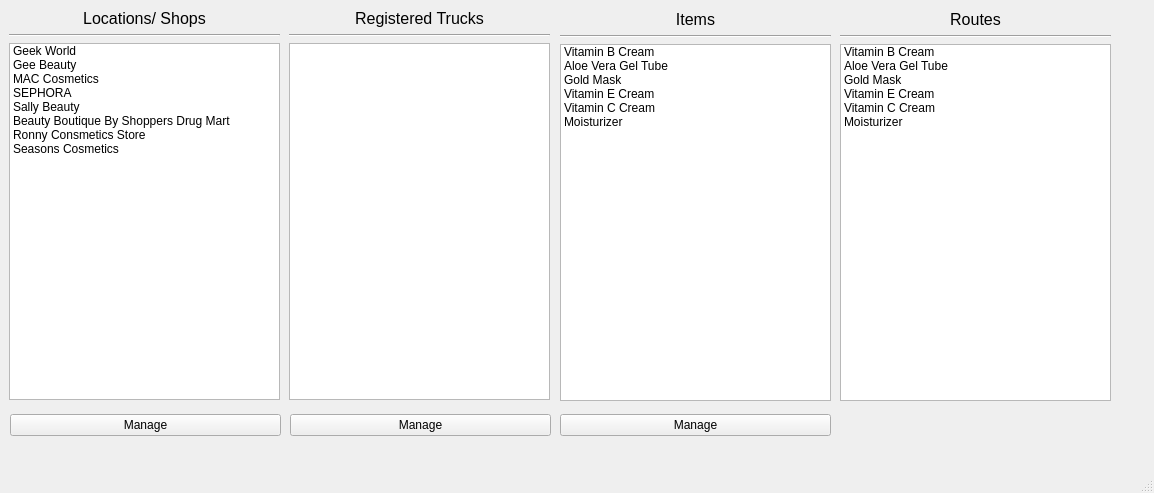
DhirajWishal/DeliveryPlanningTool, file Source/mainwindow.ui: the form before one commit.
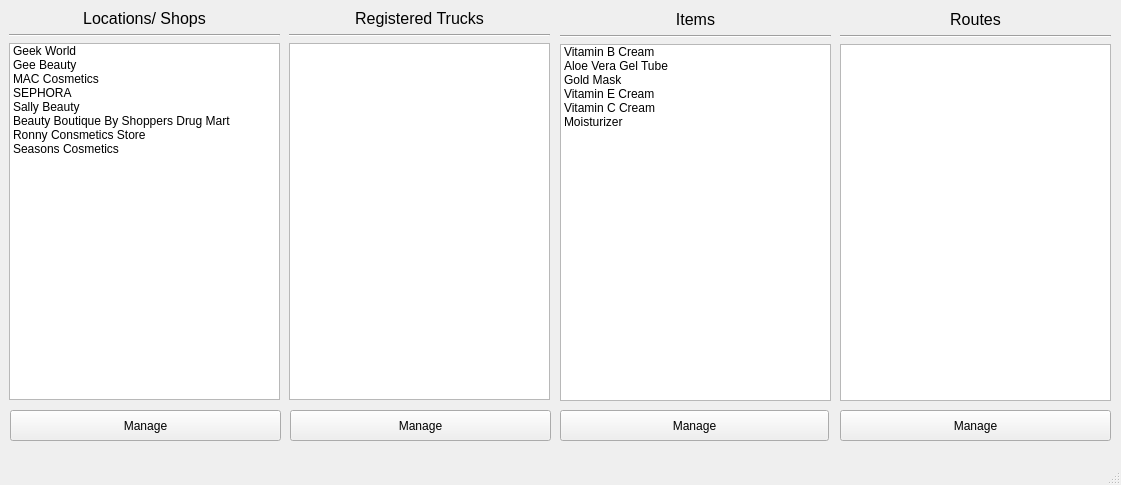
The form after the commit.

Patch:
```diff
--- a/Source/mainwindow.ui
+++ b/Source/mainwindow.ui
@@ -6,33 +6,14 @@
    <rect>
     <x>0</x>
     <y>0</y>
-    <width>1154</width>
-    <height>493</height>
+    <width>1121</width>
+    <height>485</height>
    </rect>
   </property>
   <property name="windowTitle">
    <string>Manager's Panel</string>
   </property>
   <widget class="QWidget" name="centralwidget">
-   <widget class="QWidget" name="horizontalLayoutWidget_2">
-    <property name="geometry">
-     <rect>
-      <x>10</x>
-      <y>410</y>
-      <width>271</width>
-      <height>31</height>
-     </rect>
-    </property>
-    <layout class="QHBoxLayout" name="horizontalLayout_2">
-     <item>
-      <widget class="QPushButton" name="manageLocationsButton">
-       <property name="text">
-        <string>Manage</string>
-       </property>
-      </widget>
-     </item>
-    </layout>
-   </widget>
    <widget class="QWidget" name="verticalLayoutWidget">
     <property name="geometry">
      <rect>
@@ -101,25 +82,6 @@
      </item>
     </layout>
    </widget>
-   <widget class="QWidget" name="horizontalLayoutWidget_3">
-    <property name="geometry">
-     <rect>
-      <x>560</x>
-      <y>410</y>
-      <width>271</width>
-      <height>31</height>
-     </rect>
-    </property>
-    <layout class="QHBoxLayout" name="horizontalLayout_3">
-     <item>
-      <widget class="QPushButton" name="manageItemsButton">
-       <property name="text">
-        <string>Manage</string>
-       </property>
-      </widget>
-     </item>
-    </layout>
-   </widget>
    <widget class="QWidget" name="verticalLayoutWidget_2">
     <property name="geometry">
      <rect>
@@ -235,25 +197,6 @@
      </item>
     </layout>
    </widget>
-   <widget class="QWidget" name="horizontalLayoutWidget_4">
-    <property name="geometry">
-     <rect>
-      <x>290</x>
-      <y>410</y>
-      <width>261</width>
-      <height>31</height>
-     </rect>
-    </property>
-    <layout class="QHBoxLayout" name="horizontalLayout_4">
-     <item>
-      <widget class="QPushButton" name="manageTrucksButton">
-       <property name="text">
-        <string>Manage</string>
-       </property>
-      </widget>
-     </item>
-    </layout>
-   </widget>
    <widget class="QWidget" name="verticalLayoutWidget_4">
     <property name="geometry">
      <rect>
@@ -287,41 +230,62 @@
       </widget>
      </item>
      <item>
-      <widget class="QListWidget" name="routeList">
-       <item>
-        <property name="text">
-         <string>Vitamin B Cream</string>
-        </property>
-       </item>
-       <item>
-        <property name="text">
-         <string>Aloe Vera Gel Tube</string>
-        </property>
-       </item>
-       <item>
-        <property name="text">
-         <string>Gold Mask</string>
-        </property>
-       </item>
-       <item>
-        <property name="text">
-         <string>Vitamin E Cream</string>
-        </property>
-       </item>
-       <item>
-        <property name="text">
-         <string>Vitamin C Cream</string>
-        </property>
-       </item>
-       <item>
-        <property name="text">
-         <string>Moisturizer</string>
-        </property>
-       </item>
-      </widget>
+      <widget class="QListWidget" name="routeList"/>
      </item>
     </layout>
    </widget>
+   <widget class="QPushButton" name="manageRoute">
+    <property name="geometry">
+     <rect>
+      <x>840</x>
+      <y>410</y>
+      <width>271</width>
+      <height>31</height>
+     </rect>
+    </property>
+    <property name="text">
+     <string>Manage</string>
+    </property>
+   </widget>
+   <widget class="QPushButton" name="manageItemsButton">
+    <property name="geometry">
+     <rect>
+      <x>560</x>
+      <y>410</y>
+      <width>269</width>
+      <height>31</height>
+     </rect>
+    </property>
+    <property name="text">
+     <string>Manage</string>
+    </property>
+   </widget>
+   <widget class="QPushButton" name="manageTrucksButton">
+    <property name="geometry">
+     <rect>
+      <x>290</x>
+      <y>410</y>
+      <width>261</width>
+      <height>31</height>
+     </rect>
+    </property>
+    <property name="text">
+     <string>Manage</string>
+    </property>
+   </widget>
+   <widget class="QPushButton" name="manageLocationsButton">
+    <property name="geometry">
+     <rect>
+      <x>10</x>
+      <y>410</y>
+      <width>271</width>
+      <height>31</height>
+     </rect>
+    </property>
+    <property name="text">
+     <string>Manage</string>
+    </property>
+   </widget>
   </widget>
   <widget class="QMenuBar" name="menubar">
    <property name="geometry">
```
Left out of the diff: 2 changed lines with no effect on the pictures.
